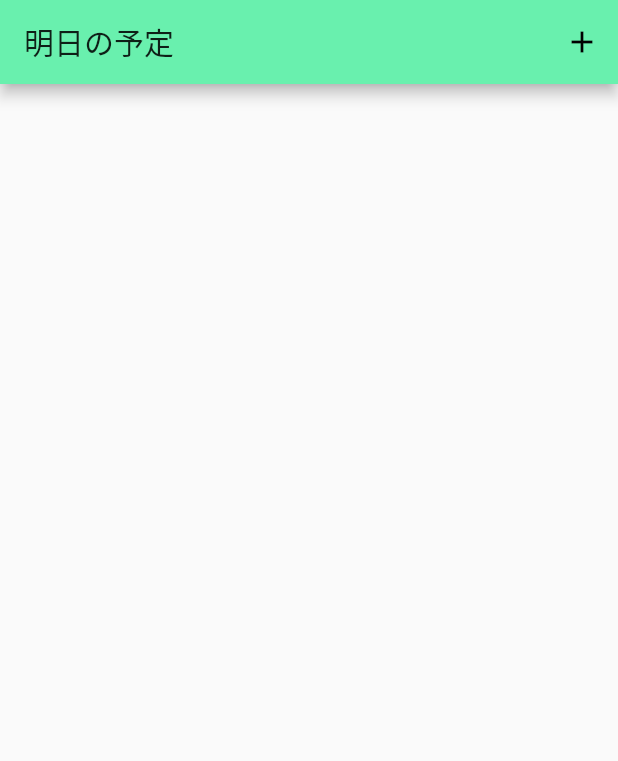
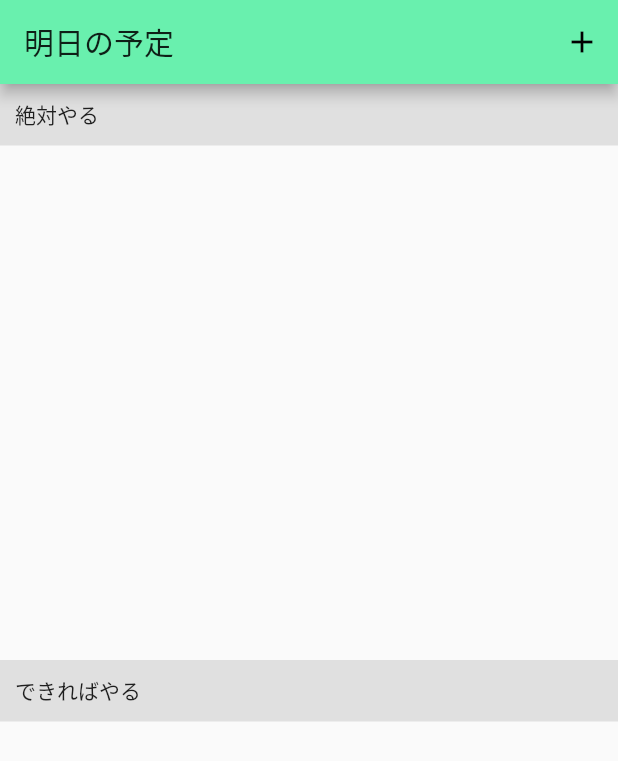
Before and after one commit to yusame0308/TomorrowPlan, a Flutter app: the screen it shows after launch, on a phone screen of 412 x 824 dp. Shown: the top 761 px of the screen. Run offline on Flutter 3.47's test engine with Material 2 defaults, Android fonts, the light colour scheme and no system bars; our stand-ins replace flutter_hooks, fluttertoast, freezed_annotation, hooks_riverpod, state_notifier.

Commit message:
update TodoList

```diff
--- a/lib/todo_list_view.dart
+++ b/lib/todo_list_view.dart
@@ -40,25 +40,54 @@ class TodoList extends HookWidget {
             onPressed: () {
               context
                   .read(todoViewModelProvider.notifier)
-                  .createTodo(title: 'test');
+                  .createTodo(title: '絶対やること');
             }, //Show TemplateListView
           ),
         ],
       ),
-      body: _buildList(),
+      body: SafeArea(child: _buildLists()),
     );
   }
 
-  Widget _buildList() {
+  Widget _buildLists() {
     final todoState = useProvider(todoViewModelProvider);
     final _todoList = todoState.todoList;
+    final _sureTodoList =
+        _todoList.where((todo) => todo.belong == Belong.Sure).toList();
+    final _unsureTodoList =
+        _todoList.where((todo) => todo.belong == Belong.Unsure).toList();
+    return Column(
+      crossAxisAlignment: CrossAxisAlignment.start,
+      // mainAxisSize: MainAxisSize.max,
+      children: [
+        Container(
+          width: double.infinity,
+          padding: EdgeInsets.all(10.0),
+          color: Colors.grey[300],
+          child: Text('絶対やる'),
+        ),
+        Expanded(
+          child: _listView(_sureTodoList),
+        ),
+        Container(
+          width: double.infinity,
+          padding: EdgeInsets.all(10.0),
+          color: Colors.grey[300],
+          child: Text('できればやる'),
+        ),
+        Expanded(
+          child: _listView(_unsureTodoList),
+        ),
+      ],
+    );
+  }
+
+  Widget _listView(List<Todo> _todoList) {
     return ListView.builder(
-      padding: const EdgeInsets.all(16),
+      // padding: const EdgeInsets.all(16),
       itemCount: _todoList.length,
       itemBuilder: (BuildContext context, int index) {
-        return ListTile(
-          title: _todoList[index].title,
-        );
+        return _dismissible(_todoList[index], context);
       },
     );
   }
@@ -76,6 +105,17 @@ class TodoList extends HookWidget {
           backgroundColor: Colors.grey,
         );
       },
+      background: Container(
+        alignment: Alignment.centerLeft,
+        color: Colors.red,
+        child: const Padding(
+          padding: EdgeInsets.fromLTRB(20, 0, 0, 0),
+          child: Icon(
+            Icons.delete,
+            color: Colors.white,
+          ),
+        ),
+      ),
       child: ListTile(
         title: Text(todo.title),
       ),
```
